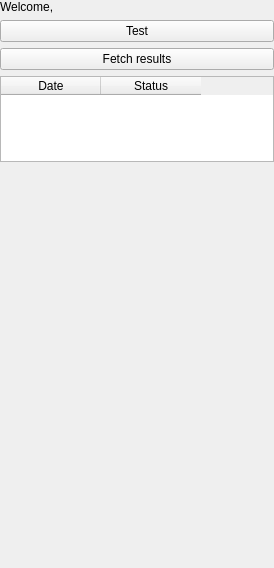
ugeneunipro/ugene, file src/plugins/genecut/src/GenecutOPWidget.ui: the form before one commit.
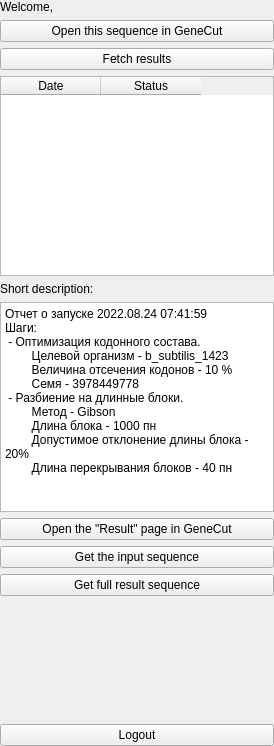
The form after the commit.

Commit message: add logout adn enabling/disabling widgets

Patch:
```diff
--- a/src/plugins/genecut/src/GenecutOPWidget.ui
+++ b/src/plugins/genecut/src/GenecutOPWidget.ui
@@ -7,7 +7,7 @@
     <x>0</x>
     <y>0</y>
     <width>274</width>
-    <height>568</height>
+    <height>746</height>
    </rect>
   </property>
   <property name="windowTitle">
@@ -158,7 +158,7 @@
        <item>
         <widget class="QPushButton" name="pbTest">
          <property name="text">
-          <string>Test</string>
+          <string>Open this sequence in GeneCut</string>
          </property>
         </widget>
        </item>
@@ -171,6 +171,12 @@
        </item>
        <item>
         <widget class="QTableWidget" name="twResults">
+         <property name="minimumSize">
+          <size>
+           <width>0</width>
+           <height>200</height>
+          </size>
+         </property>
          <property name="selectionBehavior">
           <enum>QAbstractItemView::SelectRows</enum>
          </property>
@@ -186,6 +192,57 @@
          </column>
         </widget>
        </item>
+       <item>
+        <widget class="QLabel" name="label_3">
+         <property name="text">
+          <string>Short description:</string>
+         </property>
+        </widget>
+       </item>
+       <item>
+        <widget class="QPlainTextEdit" name="plainTextEdit">
+         <property name="minimumSize">
+          <size>
+           <width>0</width>
+           <height>210</height>
+          </size>
+         </property>
+         <property name="plainText">
+          <string>Отчет о запуске 2022.08.24 07:41:59
+Шаги:
+ - Оптимизация кодонного состава.
+        Целевой организм - b_subtilis_1423
+        Величина отсечения кодонов - 10 %
+        Семя - 3978449778
+ - Разбиение на длинные блоки.
+        Метод - Gibson
+        Длина блока - 1000 пн
+        Допустимое отклонение длины блока - 20%
+        Длина перекрывания блоков - 40 пн</string>
+         </property>
+        </widget>
+       </item>
+       <item>
+        <widget class="QPushButton" name="pushButton">
+         <property name="text">
+          <string>Open the &quot;Result&quot; page in GeneCut</string>
+         </property>
+        </widget>
+       </item>
+       <item>
+        <widget class="QPushButton" name="pushButton_3">
+         <property name="text">
+          <string>Get the input sequence</string>
+         </property>
+        </widget>
+       </item>
+       <item>
+        <widget class="QPushButton" name="pushButton_2">
+         <property name="text">
+          <string>Get full result sequence</string>
+         </property>
+        </widget>
+       </item>
        <item>
         <widget class="QLabel" name="lbTestInfo">
          <property name="styleSheet">
@@ -209,6 +266,13 @@
          </property>
         </spacer>
        </item>
+       <item>
+        <widget class="QPushButton" name="pbLogout">
+         <property name="text">
+          <string>Logout</string>
+         </property>
+        </widget>
+       </item>
       </layout>
      </widget>
      <widget class="QWidget" name="page_3">
```
Left out of the diff: 10 changed lines with no effect on the pictures. The commit also changes 2 other files.
